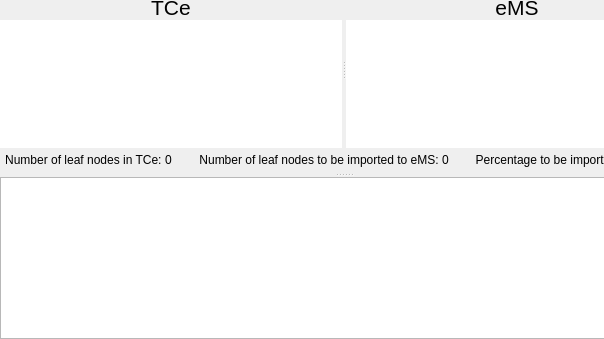
Above: ebomcompareview.ui from MazvydasT/TCeMSComp before the change; both pictures show x 0 to 604 and y 164 to 503 of the 688 by 503 pixel window. Below: the same form after it.
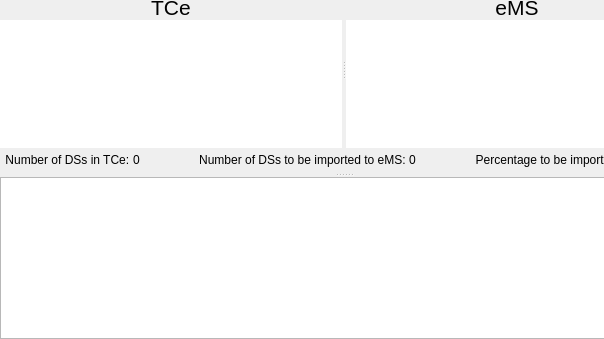
That is the form after the change.

The edit to the form file:
```diff
--- a/ebomcompareview.ui
+++ b/ebomcompareview.ui
@@ -700,7 +700,7 @@
             </sizepolicy>
            </property>
            <property name="text">
-            <string>Number of leaf nodes in TCe: </string>
+            <string>Number of DSs in TCe: </string>
            </property>
            <property name="alignment">
             <set>Qt::AlignCenter</set>
@@ -729,7 +729,7 @@
             </sizepolicy>
            </property>
            <property name="text">
-            <string>Number of leaf nodes to be imported to eMS: </string>
+            <string>Number of DSs to be imported to eMS: </string>
            </property>
            <property name="alignment">
             <set>Qt::AlignRight|Qt::AlignTrailing|Qt::AlignVCenter</set>
```
